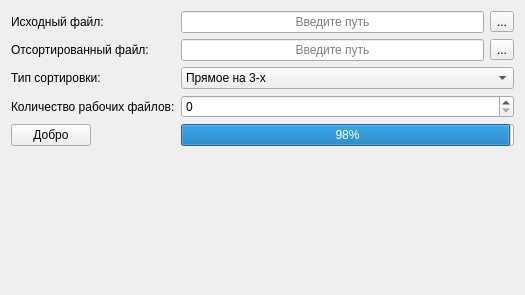
Before: the Qt Designer form FileSort/FileSortWidget.ui in tvz-041/ADS-2-9323, drawn with Qt 5.
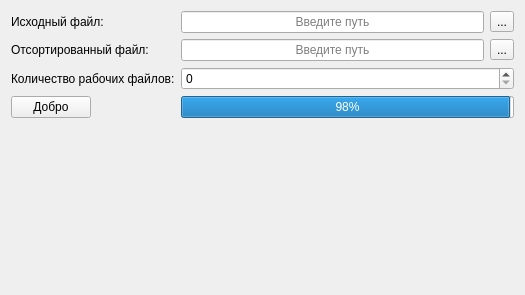
After: the same form once the commit is applied.

Commit message: Убран выбор типа сортировки из формы

Diff of the .ui file:
```diff
--- a/FileSort/FileSortWidget.ui
+++ b/FileSort/FileSortWidget.ui
@@ -78,60 +78,24 @@
        </item>
       </layout>
      </item>
-     <item row="2" column="1">
-      <widget class="QComboBox" name="comboBox_sortType">
-       <item>
-        <property name="text">
-         <string>Прямое на 3-х</string>
-        </property>
-       </item>
-       <item>
-        <property name="text">
-         <string>Прямое на 4-х</string>
-        </property>
-       </item>
-       <item>
-        <property name="text">
-         <string>Естественное на 3-х</string>
-        </property>
-       </item>
-       <item>
-        <property name="text">
-         <string>Естественное на 4-х</string>
-        </property>
-       </item>
-       <item>
-        <property name="text">
-         <string>Многофазная</string>
-        </property>
-       </item>
-      </widget>
-     </item>
-     <item row="3" column="0">
+     <item row="2" column="0">
       <widget class="QLabel" name="label_workFileCount">
        <property name="text">
         <string>Количество рабочих файлов:</string>
        </property>
       </widget>
      </item>
-     <item row="3" column="1">
+     <item row="2" column="1">
       <widget class="QSpinBox" name="spinBox_workFileCount"/>
      </item>
-     <item row="2" column="0">
-      <widget class="QLabel" name="label_sortType">
-       <property name="text">
-        <string>Тип сортировки:</string>
-       </property>
-      </widget>
-     </item>
-     <item row="4" column="0">
+     <item row="3" column="0">
       <widget class="QPushButton" name="pushButton_sort">
        <property name="text">
         <string>Добро</string>
        </property>
       </widget>
      </item>
-     <item row="4" column="1">
+     <item row="3" column="1">
       <widget class="QProgressBar" name="progressBar">
        <property name="minimum">
         <number>1</number>
```
